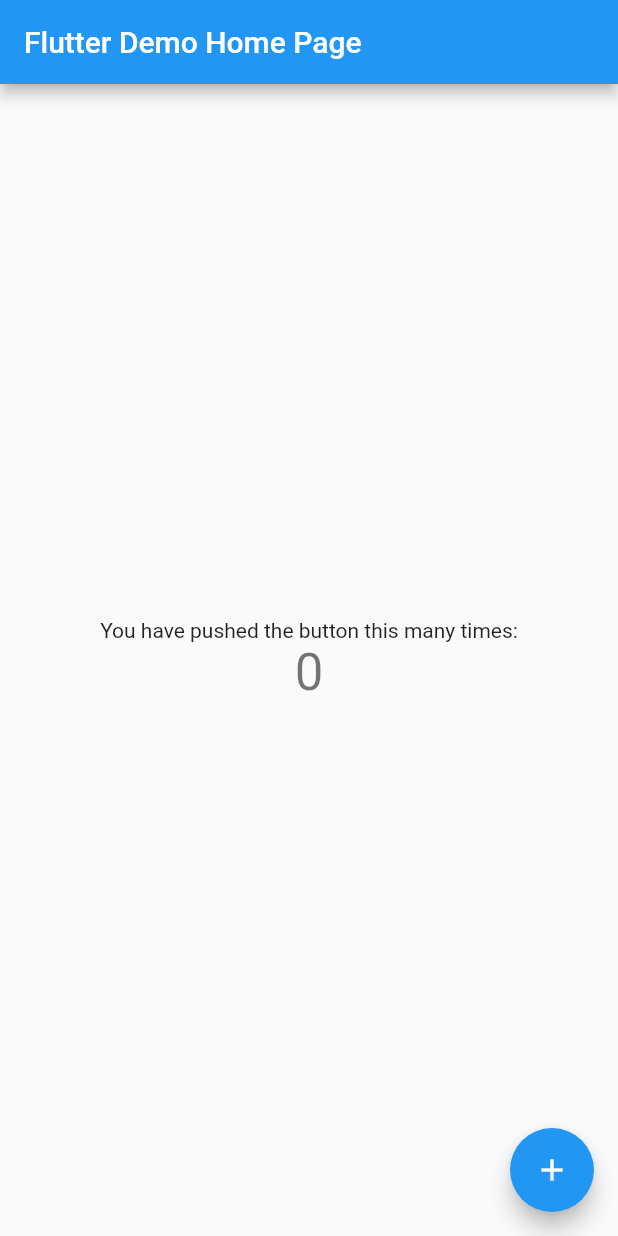
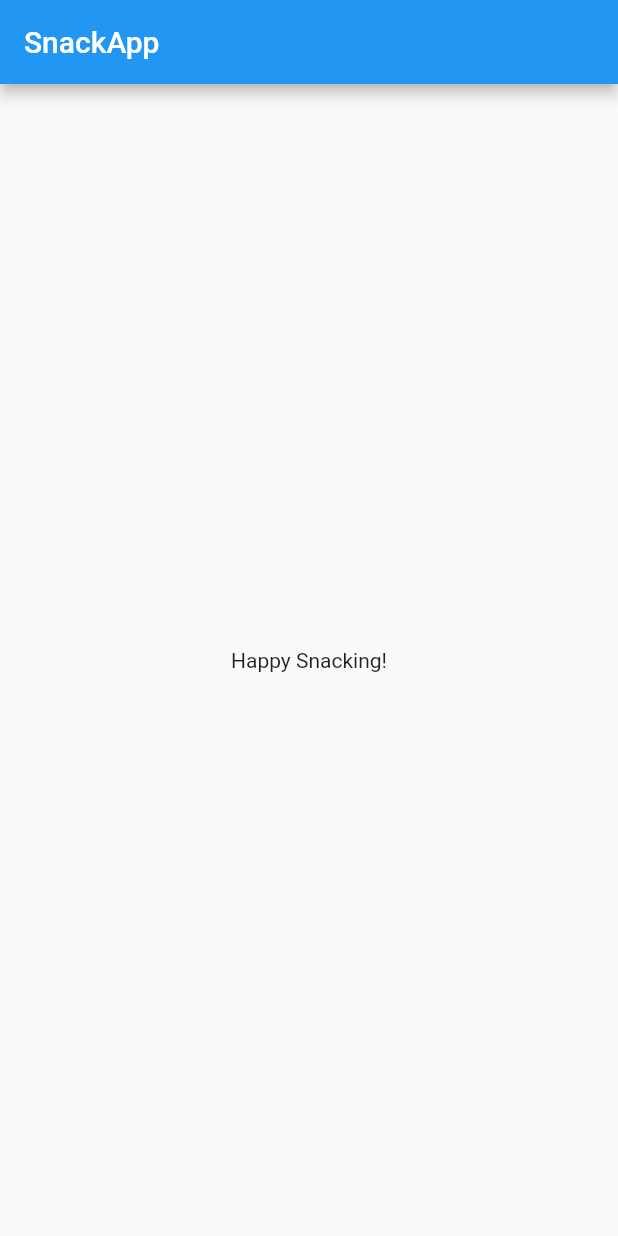
Before and after one commit to KrishnaPhalgun28/SnackApp, a Flutter app: the screen it shows after launch, on a phone screen of 412 x 824 dp. Run offline on Flutter 3.47's test engine with Material 2 defaults, Android fonts, the phone set to English and light mode, and no system bars.

```diff
--- a/lib/main.dart
+++ b/lib/main.dart
@@ -1,117 +1,35 @@
 import 'package:flutter/material.dart';
 
-void main() {
-  runApp(MyApp());
-}
+void main() => runApp(MyApp());
 
 class MyApp extends StatelessWidget {
-  // This widget is the root of your application.
   @override
   Widget build(BuildContext context) {
     return MaterialApp(
-      title: 'Flutter Demo',
+      title: 'SnackApp',
       theme: ThemeData(
-        // This is the theme of your application.
-        //
-        // Try running your application with "flutter run". You'll see the
-        // application has a blue toolbar. Then, without quitting the app, try
-        // changing the primarySwatch below to Colors.green and then invoke
-        // "hot reload" (press "r" in the console where you ran "flutter run",
-        // or simply save your changes to "hot reload" in a Flutter IDE).
-        // Notice that the counter didn't reset back to zero; the application
-        // is not restarted.
         primarySwatch: Colors.blue,
-        // This makes the visual density adapt to the platform that you run
-        // the app on. For desktop platforms, the controls will be smaller and
-        // closer together (more dense) than on mobile platforms.
-        visualDensity: VisualDensity.adaptivePlatformDensity,
       ),
-      home: MyHomePage(title: 'Flutter Demo Home Page'),
+      home: MyHomePage(),
     );
   }
 }
 
 class MyHomePage extends StatefulWidget {
-  MyHomePage({Key key, this.title}) : super(key: key);
-
-  // This widget is the home page of your application. It is stateful, meaning
-  // that it has a State object (defined below) that contains fields that affect
-  // how it looks.
-
-  // This class is the configuration for the state. It holds the values (in this
-  // case the title) provided by the parent (in this case the App widget) and
-  // used by the build method of the State. Fields in a Widget subclass are
-  // always marked "final".
-
-  final String title;
-
   @override
   _MyHomePageState createState() => _MyHomePageState();
 }
 
 class _MyHomePageState extends State<MyHomePage> {
-  int _counter = 0;
-
-  void _incrementCounter() {
-    setState(() {
-      // This call to setState tells the Flutter framework that something has
-      // changed in this State, which causes it to rerun the build method below
-      // so that the display can reflect the updated values. If we changed
-      // _counter without calling setState(), then the build method would not be
-      // called again, and so nothing would appear to happen.
-      _counter++;
-    });
-  }
-
   @override
   Widget build(BuildContext context) {
-    // This method is rerun every time setState is called, for instance as done
-    // by the _incrementCounter method above.
-    //
-    // The Flutter framework has been optimized to make rerunning build methods
-    // fast, so that you can just rebuild anything that needs updating rather
-    // than having to individually change instances of widgets.
     return Scaffold(
       appBar: AppBar(
-        // Here we take the value from the MyHomePage object that was created by
-        // the App.build method, and use it to set our appbar title.
-        title: Text(widget.title),
+        title: Text('SnackApp'),
       ),
       body: Center(
-        // Center is a layout widget. It takes a single child and positions it
-        // in the middle of the parent.
-        child: Column(
-          // Column is also a layout widget. It takes a list of children and
-          // arranges them vertically. By default, it sizes itself to fit its
-          // children horizontally, and tries to be as tall as its parent.
-          //
-          // Invoke "debug painting" (press "p" in the console, choose the
-          // "Toggle Debug Paint" action from the Flutter Inspector in Android
-          // Studio, or the "Toggle Debug Paint" command in Visual Studio Code)
-          // to see the wireframe for each widget.
-          //
-          // Column has various properties to control how it sizes itself and
-          // how it positions its children. Here we use mainAxisAlignment to
-          // center the children vertically; the main axis here is the vertical
-          // axis because Columns are vertical (the cross axis would be
-          // horizontal).
-          mainAxisAlignment: MainAxisAlignment.center,
-          children: <Widget>[
-            Text(
-              'You have pushed the button this many times:',
-            ),
-            Text(
-              '$_counter',
-              style: Theme.of(context).textTheme.headline4,
-            ),
-          ],
-        ),
+        child: Text('Happy Snacking!'),
       ),
-      floatingActionButton: FloatingActionButton(
-        onPressed: _incrementCounter,
-        tooltip: 'Increment',
-        child: Icon(Icons.add),
-      ), // This trailing comma makes auto-formatting nicer for build methods.
     );
   }
 }
```
Also changed, not shown: lib/database/snacks.dart (added, +30 -0 lines), lib/models/category.dart (added, +13 -0 lines), lib/screens/categories.dart (added, +16 -0 lines).
